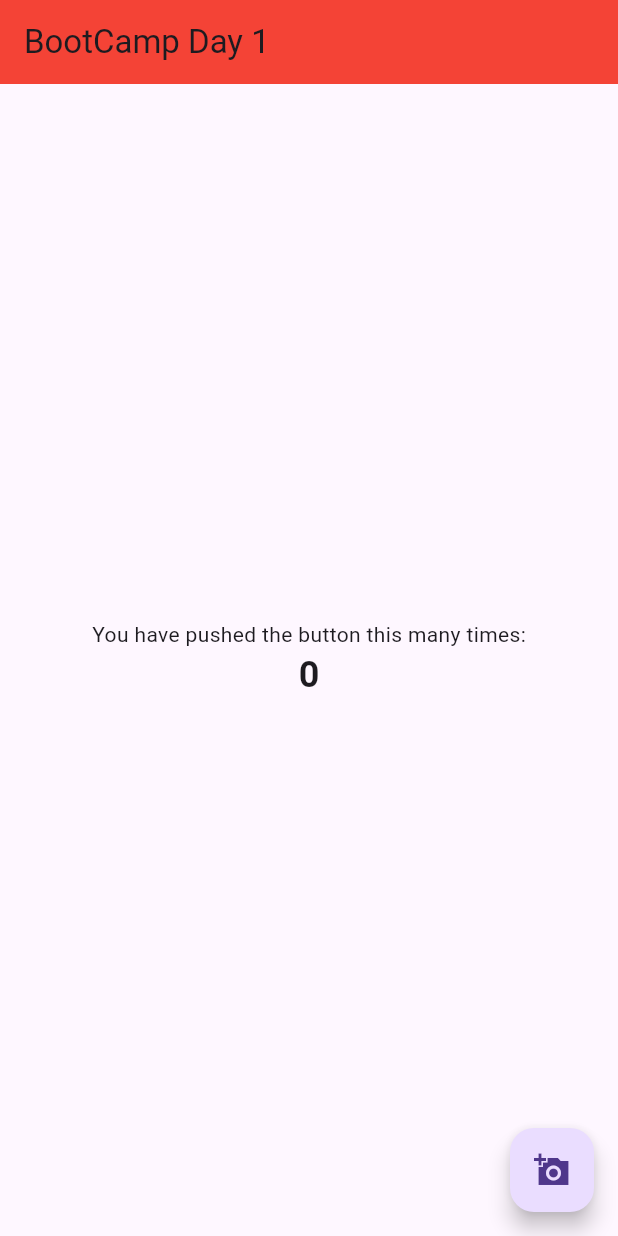
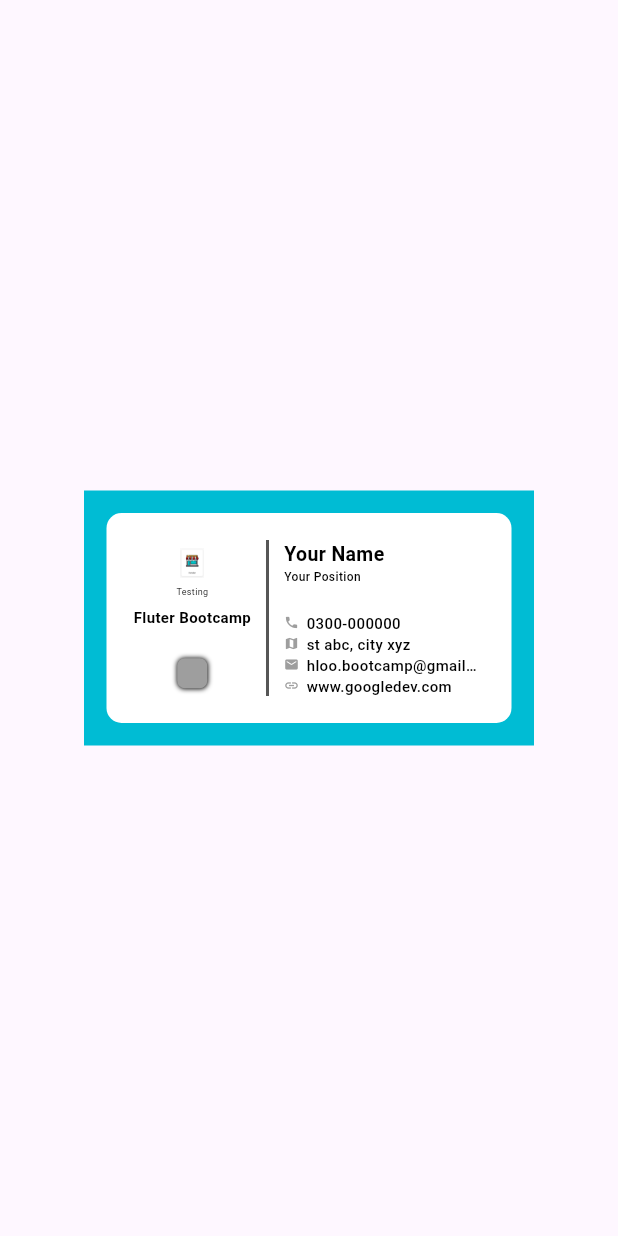
Before and after one commit to MuhammadUsamaProgrammer/Bootcamp, a Flutter app: the screen it shows after launch, on a phone screen of 412 x 824 dp. Run offline on Flutter 3.47's test engine with Material 3 defaults, Android fonts, the phone set to English and light mode, and no system bars.

Commit message:
Bootcamp day 2

```diff
--- /dev/null
+++ b/lib/card.dart
@@ -0,0 +1,149 @@
+import 'package:flutter/material.dart';
+
+class CardPage extends StatelessWidget {
+  const CardPage({super.key});
+
+  @override
+  Widget build(BuildContext context) {
+    return Scaffold(
+      body: SizedBox(
+        height: MediaQuery.sizeOf(context).height,
+        width: MediaQuery.sizeOf(context).width,
+        child: Center(
+          child: Container(
+            height: 170,
+            width: 300,
+            color: Colors.cyan,
+            child: Padding(
+              padding: const EdgeInsets.all(15.0),
+              child: Container(
+                decoration: BoxDecoration(
+                    color: Colors.white,
+                    borderRadius: BorderRadius.circular(10)),
+                child: Padding(
+                  padding: const EdgeInsets.all(18.0),
+                  child: Row(
+                    children: [
+                      Column(
+                        mainAxisAlignment: MainAxisAlignment.spaceEvenly,
+                        children: [
+                          SizedBox(
+                            height: 20,
+                            width: 20,
+                            child: Image.asset("assets/img1.png"),
+                          ),
+                          const Text(
+                            "Testing",
+                            style: TextStyle(
+                                color: Colors.black,
+                                decoration: TextDecoration.none,
+                                fontSize: 6,
+                                fontWeight: FontWeight.w400),
+                          ),
+                          const Text(
+                            "Fluter Bootcamp",
+                            style: TextStyle(
+                                color: Colors.black,
+                                decoration: TextDecoration.none,
+                                fontSize: 10,
+                                fontWeight: FontWeight.w600),
+                          ),
+                          const SizedBox(
+                            height: 10,
+                          ),
+                          Container(
+                            height: 20,
+                            width: 20,
+                            decoration: BoxDecoration(
+                                color: Colors.grey,
+                                borderRadius: BorderRadius.circular(5),
+                                boxShadow: const [
+                                  BoxShadow(blurRadius: 2),
+                                ]),
+                          )
+                        ],
+                      ),
+                      const SizedBox(
+                        width: 10,
+                      ),
+                      Container(
+                        height: 160,
+                        width: 2,
+                        color: const Color.fromARGB(255, 86, 86, 86),
+                      ),
+                      const SizedBox(
+                        width: 10,
+                      ),
+                      Column(
+                        crossAxisAlignment: CrossAxisAlignment.start,
+                        children: [
+                          const Text(
+                            "Your Name",
+                            style: TextStyle(
+                                color: Colors.black,
+                                decoration: TextDecoration.none,
+                                fontSize: 13,
+                                fontWeight: FontWeight.w600),
+                          ),
+                          const Text(
+                            "Your Position",
+                            style: TextStyle(
+                                color: Colors.black,
+                                decoration: TextDecoration.none,
+                                fontSize: 8,
+                                fontWeight: FontWeight.w500),
+                          ),
+                          const Spacer(),
+                          Info(icon: Icons.phone, txt: "0300-000000"),
+                          Info(icon: Icons.map, txt: "st abc, city xyz"),
+                          Info(
+                              icon: Icons.mail_rounded,
+                              txt: "hloo.bootcamp@gmail.com"),
+                          Info(icon: Icons.link, txt: "www.googledev.com"),
+                        ],
+                      )
+                    ],
+                  ),
+                ),
+              ),
+            ),
+          ),
+        ),
+      ),
+    );
+  }
+}
+
+class Info extends StatelessWidget {
+  Info({super.key, required this.icon, required this.txt});
+  IconData icon;
+  String txt;
+
+  @override
+  Widget build(BuildContext context) {
+    return Row(
+      children: [
+        Icon(
+          icon,
+          color: Colors.grey,
+          size: 10,
+        ),
+        const SizedBox(
+          width: 5,
+        ),
+        SizedBox(
+          width: 115,
+          child: Text(
+            txt,
+            style: const TextStyle(
+                color: Colors.black,
+                decoration: TextDecoration.none,
+                fontSize: 10,
+                overflow: TextOverflow.ellipsis,
+                fontWeight: FontWeight.w500),
+          ),
+        ),
+      ],
+    );
+  }
+}
--- a/lib/main.dart
+++ b/lib/main.dart
@@ -1,3 +1,4 @@
+import 'package:bootcamp/card.dart';
 import 'package:flutter/material.dart';
 
 void main() {
@@ -9,57 +10,7 @@ class MyApp extends StatelessWidget {
   @override
   Widget build(BuildContext context) {
     return const MaterialApp(
-      home: MyHomePage(title: 'BootCamp Day 1'),
+      home: CardPage(),
     );
   }
 }
-
-class MyHomePage extends StatefulWidget {
-  const MyHomePage({super.key, required this.title});
-
-  final String title;
-
-  @override
-  State<MyHomePage> createState() => _MyHomePageState();
-}
-
-class _MyHomePageState extends State<MyHomePage> {
-  int _counter = 0;
-
-  void _incrementCounter() {
-    setState(() {
-      _counter++;
-    });
-  }
-
-  @override
-  Widget build(BuildContext context) {
-    return Scaffold(
-        appBar: AppBar(
-          title: Text(widget.title),
-          backgroundColor: Colors.red,
-        ),
-        body: Center(
-          child: Column(
-            mainAxisAlignment: MainAxisAlignment.center,
-            children: <Widget>[
-              const Text(
-                'You have pushed the button this many times:',
-              ),
-              Text(
-                '$_counter',
-                style: const TextStyle(
-                  fontSize: 24,
-                  fontWeight: FontWeight.bold,
-                ),
-              ),
-            ],
-          ),
-        ),
-        floatingActionButton: FloatingActionButton(
-          onPressed: _incrementCounter,
-          tooltip: 'Increment',
-          child: const Icon(Icons.add_a_photo_sharp),
-        ));
-  }
-}
```
Also changed, not shown: lib/homepage.dart (added, +129 -0 lines), pubspec.yaml (+4 -3 lines), assets/img1.png (added).
